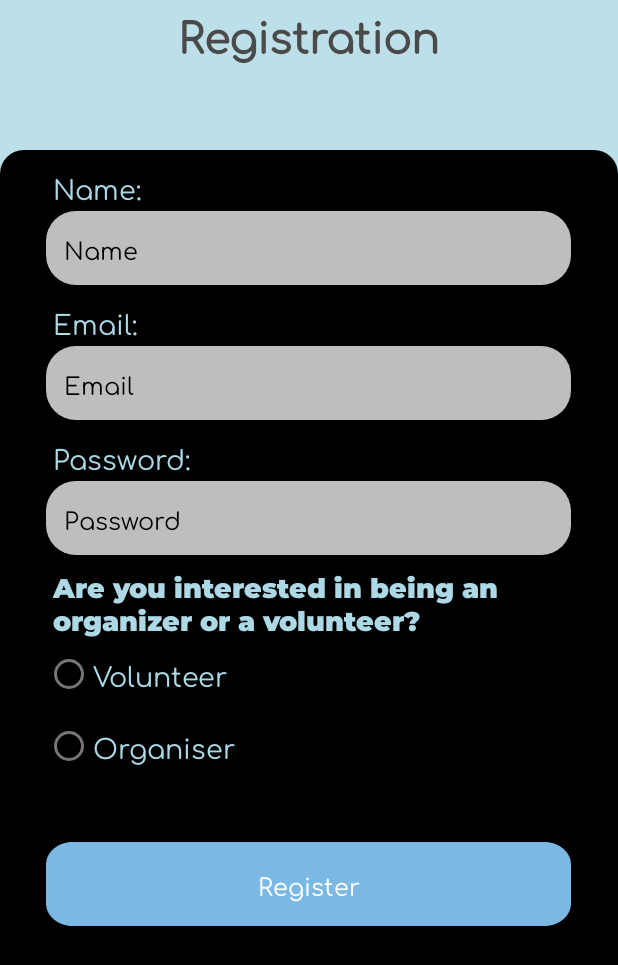
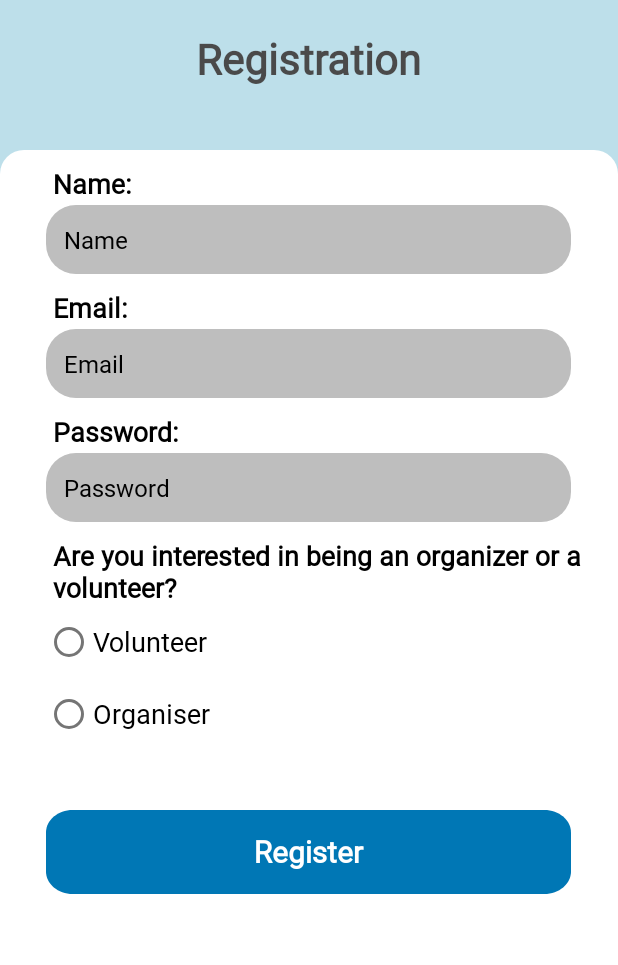
Before and after one commit to Eqedos/Voluntr1D, an Android app: the screen it shows after launch (registrationactivity), after a tap on "Make a Difference.", on a phone screen of 412 x 824 dp. Shown: the top 965 px of the screen. Run offline under Robolectric (Android 15) with nearby library versions, the phone set to English and light mode, and no system bars; our stand-ins replace Firebase (no records; nobody signed in at launch, a user with empty details on screens opened directly).

Commit message:
UI changes

```diff
--- a/app/src/main/res/drawable/cornerrounded.xml
+++ b/app/src/main/res/drawable/cornerrounded.xml
@@ -3,7 +3,7 @@
     android:shape="rectangle">
 
     <!-- Background color -->
-    <solid android:color="@color/black"/>
+    <solid android:color="@color/white"/>
 
     <!-- Rounded corners -->
     <corners android:topLeftRadius="16dp"
--- a/app/src/main/res/drawable/rectangle.xml
+++ b/app/src/main/res/drawable/rectangle.xml
@@ -13,7 +13,7 @@
             />
         <path
             android:pathData="M0 0V56H295V0"
-            android:fillColor="#7BB8E4"
+            android:fillColor="#0077B5"
             />
     </group>
 </vector>
--- a/app/src/main/res/layout/activity_registrationactivity.xml
+++ b/app/src/main/res/layout/activity_registrationactivity.xml
@@ -16,9 +16,10 @@
             android:layout_height="wrap_content"
             android:layout_centerHorizontal="true"
             android:text="Registration"
+            android:layout_marginTop="20dp"
             android:textColor="#1E1E1E"
             android:textSize="28sp"
-            android:fontFamily="@font/comfortaa"
+            android:fontFamily="@font/sourceserifpro"
             android:textColorHighlight="@color/yellow"
             android:textStyle="bold"/>
 
@@ -37,11 +38,12 @@
         android:layout_height="wrap_content"
         android:layout_marginBottom="2dp"
         android:text="Name:"
+        android:textStyle="bold"
         android:layout_gravity="left"
-        android:fontFamily="@font/comfortaa"
+        android:fontFamily="@font/sourceserifpro"
         android:layout_marginLeft="35dp"
         android:layout_marginTop="10dp"
-        android:textColor="#ADD8E6"
+        android:textColor="@color/black"
         android:textSize="18dp"/>
     <EditText
         android:hint="Name"
@@ -53,7 +55,7 @@
         android:textSize="16sp"
         android:textColorHint="@android:color/black"
         android:inputType="textPersonName"
-        android:fontFamily="@font/comfortaa"
+        android:fontFamily="@font/sourceserifpro"
         android:background="@drawable/newshape"/>/>
 
     <TextView
@@ -61,11 +63,12 @@
         android:layout_height="wrap_content"
         android:layout_marginBottom="2dp"
         android:text="Email:"
+        android:textStyle="bold"
         android:layout_gravity="left"
-        android:fontFamily="@font/comfortaa"
+        android:fontFamily="@font/sourceserifpro"
         android:layout_marginLeft="35dp"
         android:layout_marginTop="10dp"
-        android:textColor="#ADD8E6"
+        android:textColor="@color/black"
         android:textSize="18dp"/>
 
     <EditText
@@ -78,7 +81,7 @@
         android:textSize="16sp"
         android:textColorHint="@android:color/black"
         android:inputType="textEmailAddress"
-        android:fontFamily="@font/comfortaa"
+        android:fontFamily="@font/sourceserifpro"
         android:background="@drawable/newshape"/>
 
     <TextView
@@ -86,11 +89,12 @@
         android:layout_height="wrap_content"
         android:layout_marginBottom="2dp"
         android:text="Password:"
+        android:textStyle="bold"
         android:layout_gravity="left"
-        android:fontFamily="@font/comfortaa"
+        android:fontFamily="@font/sourceserifpro"
         android:layout_marginLeft="35dp"
         android:layout_marginTop="10dp"
-        android:textColor="#ADD8E6"
+        android:textColor="@color/black"
         android:textSize="18dp"/>
 
     <EditText
@@ -103,7 +107,7 @@
         android:textSize="16sp"
         android:textColorHint="@android:color/black"
         android:inputType="textPassword"
-        android:fontFamily="@font/comfortaa"
+        android:fontFamily="@font/sourceserifpro"
         android:background="@drawable/newshape"
         />
     <TextView
@@ -111,10 +115,11 @@
         android:layout_height="wrap_content"
         android:text="Are you interested in being an organizer or a volunteer?"
         android:layout_gravity="left"
-        android:fontFamily="@font/montsblack"
+        android:textStyle="bold"
+        android:fontFamily="@font/sourceserifpro"
         android:layout_marginLeft="35dp"
         android:layout_marginTop="10dp"
-        android:textColor="#ADD8E6"
+        android:textColor="@color/black"
         android:textSize="18dp"/>
     <RadioGroup
         android:layout_width="match_parent"
@@ -126,15 +131,15 @@
             android:layout_height="wrap_content"
             android:text="Volunteer"
             android:textSize="18dp"
-            android:fontFamily="@font/comfortaa"
-            android:textColor="#ADD8E6"></RadioButton>
+            android:fontFamily="@font/sourceserifpro"
+            android:textColor="@color/black"></RadioButton>
     <RadioButton
         android:layout_width="match_parent"
         android:layout_height="wrap_content"
         android:text="Organiser"
         android:textSize="18dp"
-        android:fontFamily="@font/comfortaa"
-        android:textColor="#ADD8E6"/></RadioGroup>
+        android:fontFamily="@font/sourceserifpro"
+        android:textColor="@color/black"/></RadioGroup>
     <androidx.appcompat.widget.AppCompatButton
         android:text="Register"
         android:id="@+id/register"
@@ -143,8 +148,9 @@
         android:layout_marginTop="40dp"
         android:padding="12dp"
         android:layout_height="wrap_content"
-        android:fontFamily="@font/comfortaa"
-        android:textSize="16dp"
+        android:fontFamily="@font/sourceserifpro"
+        android:textStyle="bold"
+        android:textSize="20dp"
         android:textColor="@color/white"
         android:background="@drawable/rectangle"
         android:textAllCaps="false"/>
--- a/app/src/main/res/values/colors.xml
+++ b/app/src/main/res/values/colors.xml
@@ -12,4 +12,6 @@
     <color name="yellow">#FFD56F</color>
     <color name="green">#939B62</color>
     <color name="light_gray">#BEBEBE</color>
+    <color name="blue">#1AA7EC</color>
+    <color name="blue1">#1E2F79</color>
 </resources>
```
Also changed, not shown: app/src/main/res/layout/activity_login2.xml (+13 -9 lines), app/src/main/res/layout/activity_login_reg.xml (+12 -10 lines).
